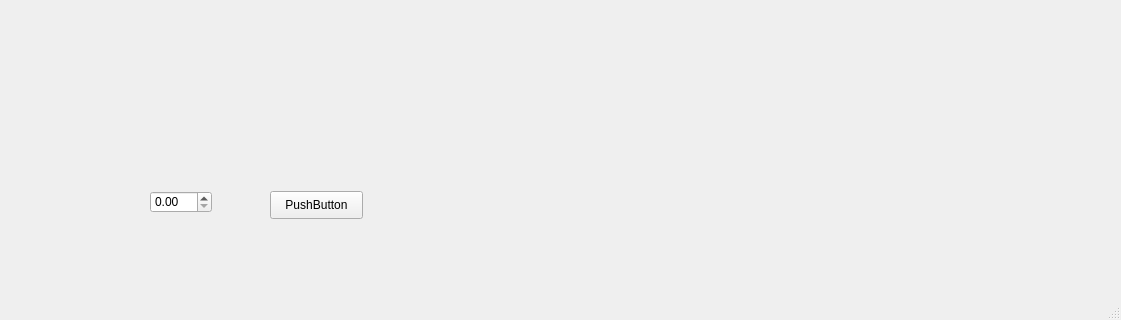
The window that ExponentialGraph/mainwindow.ui (FrostByte266/wgrigor-graphing) describes before a commit, drawn with Qt 5; both pictures show x 0 to 1121 and y 226 to 546 of the 1121 by 546 pixel window.
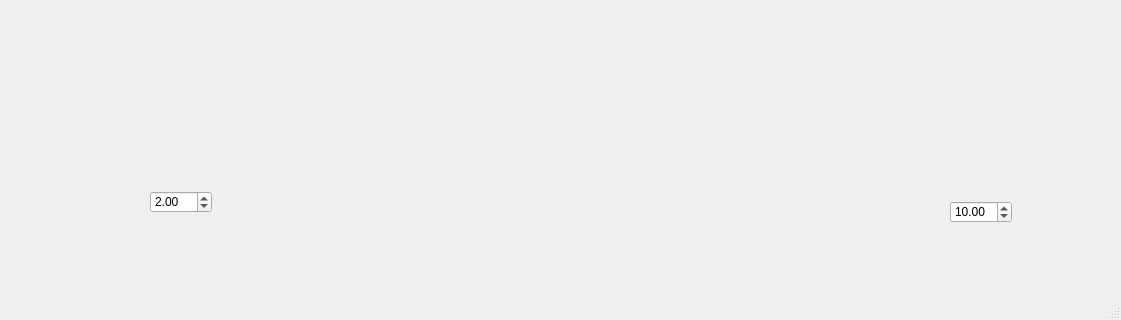
The same window after the commit. Custom widgets are drawn as their Qt base class.

What changed in the file:
```diff
--- a/ExponentialGraph/mainwindow.ui
+++ b/ExponentialGraph/mainwindow.ui
@@ -33,18 +33,33 @@
       <height>22</height>
      </rect>
     </property>
+    <property name="minimum">
+     <double>0.000000000000000</double>
+    </property>
+    <property name="maximum">
+     <double>1000.000000000000000</double>
+    </property>
+    <property name="value">
+     <double>2.000000000000000</double>
+    </property>
    </widget>
-   <widget class="QPushButton" name="pushButton">
+   <widget class="QDoubleSpinBox" name="doubleSpinBox_2">
     <property name="geometry">
      <rect>
-      <x>270</x>
-      <y>400</y>
-      <width>93</width>
-      <height>28</height>
+      <x>950</x>
+      <y>410</y>
+      <width>62</width>
+      <height>22</height>
      </rect>
     </property>
-    <property name="text">
-     <string>PushButton</string>
+    <property name="minimum">
+     <double>1.000000000000000</double>
+    </property>
+    <property name="maximum">
+     <double>1000.000000000000000</double>
+    </property>
+    <property name="value">
+     <double>10.000000000000000</double>
     </property>
    </widget>
   </widget>
```
